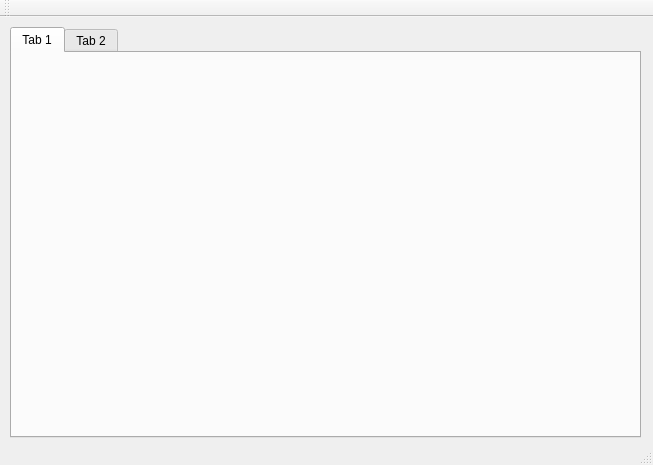
Above: mainwindow.ui from brzeszczot/NeuroTool before the change. Below: the same form after it.
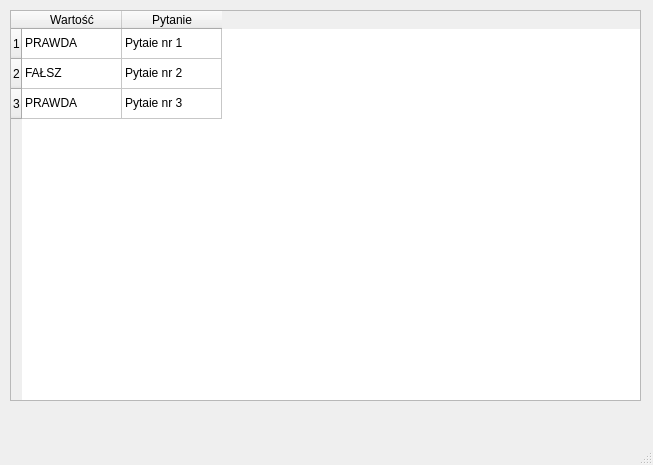
That is the form after the change.

Commit message: MenuBar, MainWindow, tableWidget added

The edit to the form file:
```diff
--- a/mainwindow.ui
+++ b/mainwindow.ui
@@ -17,38 +17,94 @@
    <locale language="Polish" country="Poland"/>
   </property>
   <widget class="QWidget" name="centralWidget">
-   <widget class="QTabWidget" name="tabWidget">
+   <widget class="QTableWidget" name="tableWidget">
+    <property name="enabled">
+     <bool>true</bool>
+    </property>
     <property name="geometry">
      <rect>
       <x>10</x>
       <y>10</y>
       <width>631</width>
-      <height>411</height>
+      <height>391</height>
      </rect>
     </property>
-    <widget class="QWidget" name="tab">
-     <attribute name="title">
-      <string>Tab 1</string>
-     </attribute>
-    </widget>
-    <widget class="QWidget" name="tab_2">
-     <attribute name="title">
-      <string>Tab 2</string>
-     </attribute>
-    </widget>
+    <row>
+     <property name="text">
+      <string>1</string>
+     </property>
+    </row>
+    <row>
+     <property name="text">
+      <string>2</string>
+     </property>
+    </row>
+    <row>
+     <property name="text">
+      <string>3</string>
+     </property>
+    </row>
+    <column>
+     <property name="text">
+      <string>Wartość</string>
+     </property>
+    </column>
+    <column>
+     <property name="text">
+      <string>Pytanie</string>
+     </property>
+    </column>
+    <item row="0" column="0">
+     <property name="text">
+      <string>PRAWDA</string>
+     </property>
+    </item>
+    <item row="0" column="1">
+     <property name="text">
+      <string>Pytaie nr 1</string>
+     </property>
+     <property name="flags">
+      <set>NoItemFlags</set>
+     </property>
+    </item>
+    <item row="1" column="0">
+     <property name="text">
+      <string>FAŁSZ</string>
+     </property>
+    </item>
+    <item row="1" column="1">
+     <property name="text">
+      <string>Pytaie nr 2</string>
+     </property>
+     <property name="flags">
+      <set>NoItemFlags</set>
+     </property>
+    </item>
+    <item row="2" column="0">
+     <property name="text">
+      <string>PRAWDA</string>
+     </property>
+    </item>
+    <item row="2" column="1">
+     <property name="text">
+      <string>Pytaie nr 3</string>
+     </property>
+     <property name="flags">
+      <set>NoItemFlags</set>
+     </property>
+    </item>
    </widget>
   </widget>
   <widget class="QStatusBar" name="statusBar"/>
-  <widget class="QToolBar" name="toolBar">
-   <property name="windowTitle">
-    <string>toolBar</string>
+  <widget class="QMenuBar" name="menuBar">
+   <property name="geometry">
+    <rect>
+     <x>0</x>
+     <y>0</y>
+     <width>653</width>
+     <height>22</height>
+    </rect>
    </property>
-   <attribute name="toolBarArea">
-    <enum>TopToolBarArea</enum>
-   </attribute>
-   <attribute name="toolBarBreak">
-    <bool>false</bool>
-   </attribute>
   </widget>
  </widget>
  <layoutdefault spacing="6" margin="11"/>
```
The commit also changes 7 other files.
